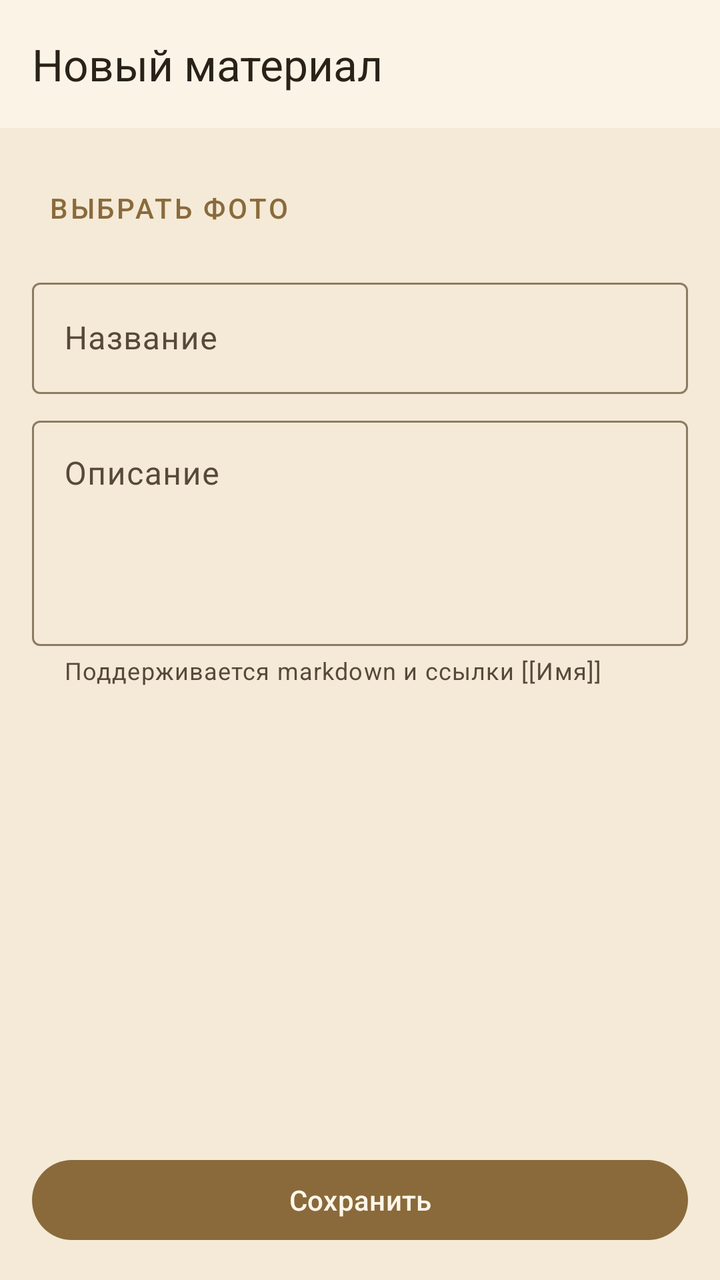
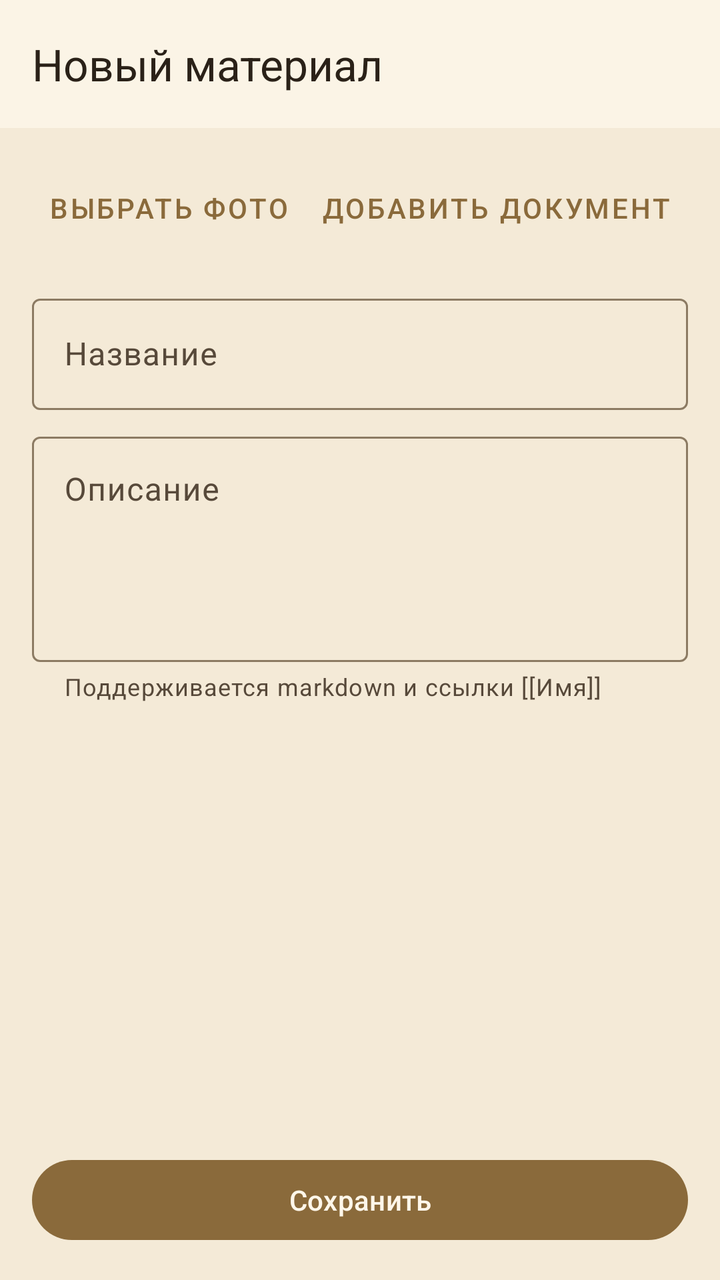

The first picture is an Android layout as it rendered before a commit; the second is the same layout after the commit. The layout source and the unified diff follow.
<!-- AndroidManifest.xml: application theme Theme.DnDMemory -->
<!-- res/layout/activity_material_edit.xml -->
<?xml version="1.0" encoding="utf-8"?>
<LinearLayout xmlns:android="http://schemas.android.com/apk/res/android"
    xmlns:app="http://schemas.android.com/apk/res-auto"
    android:layout_width="match_parent"
    android:layout_height="match_parent"
    android:orientation="vertical">

    <com.google.android.material.appbar.MaterialToolbar
        android:id="@+id/material_toolbar"
        style="@style/Widget.DnDMemory.Toolbar"
        android:layout_width="match_parent"
        android:layout_height="?attr/actionBarSize"
        app:title="@string/material_edit_title_new" />

    <androidx.core.widget.NestedScrollView
        android:layout_width="match_parent"
        android:layout_height="0dp"
        android:layout_weight="1">

        <LinearLayout
            android:layout_width="match_parent"
            android:layout_height="wrap_content"
            android:orientation="vertical"
            android:padding="16dp">

            <ImageView
                android:id="@+id/material_photo"
                android:layout_width="match_parent"
                android:layout_height="220dp"
                android:background="@color/colorSurfaceVariant"
                android:contentDescription="@string/material_photo"
                android:scaleType="centerCrop"
                android:visibility="gone" />

            <LinearLayout
                android:layout_width="match_parent"
                android:layout_height="wrap_content"
                android:orientation="horizontal">

                <com.google.android.material.button.MaterialButton
                    android:id="@+id/material_photo_pick"
                    style="@style/Widget.MaterialComponents.Button.TextButton"
                    android:layout_width="wrap_content"
                    android:layout_height="wrap_content"
                    android:text="@string/entity_photo_pick" />

                <com.google.android.material.button.MaterialButton
                    android:id="@+id/material_photo_clear"
                    style="@style/Widget.MaterialComponents.Button.TextButton"
                    android:layout_width="wrap_content"
                    android:layout_height="wrap_content"
                    android:text="@string/entity_photo_clear"
                    android:visibility="gone" />
            </LinearLayout>

            <com.google.android.material.textfield.TextInputLayout
                android:layout_width="match_parent"
                android:layout_height="wrap_content"
                android:layout_marginTop="8dp"
                android:hint="@string/material_name">

                <com.google.android.material.textfield.TextInputEditText
                    android:id="@+id/material_name_input"
                    android:layout_width="match_parent"
                    android:layout_height="wrap_content"
                    android:inputType="textCapSentences"
                    android:maxLines="2" />
            </com.google.android.material.textfield.TextInputLayout>

            <com.google.android.material.textfield.TextInputLayout
                android:layout_width="match_parent"
                android:layout_height="wrap_content"
                android:layout_marginTop="8dp"
                android:hint="@string/material_description"
                app:helperText="@string/entity_edit_description_hint">

                <com.google.android.material.textfield.TextInputEditText
                    android:id="@+id/material_description_input"
                    android:layout_width="match_parent"
                    android:layout_height="wrap_content"
                    android:gravity="top"
                    android:inputType="textMultiLine|textCapSentences"
                    android:minLines="4" />
            </com.google.android.material.textfield.TextInputLayout>

            <com.google.android.material.button.MaterialButton
                android:id="@+id/material_delete"
                style="@style/Widget.MaterialComponents.Button.TextButton"
                android:layout_width="wrap_content"
                android:layout_height="wrap_content"
                android:layout_marginTop="8dp"
                android:text="@string/action_delete"
                android:textColor="@color/colorError"
                android:visibility="gone" />
        </LinearLayout>
    </androidx.core.widget.NestedScrollView>

    <com.google.android.material.button.MaterialButton
        android:id="@+id/material_save"
        android:layout_width="match_parent"
        android:layout_height="wrap_content"
        android:layout_margin="16dp"
        android:text="@string/action_save" />

    <ProgressBar
        android:id="@+id/material_progress"
        android:layout_width="wrap_content"
        android:layout_height="wrap_content"
        android:layout_gravity="center"
        android:visibility="gone" />
</LinearLayout>
<!-- resources referenced by this layout -->
<resources>
  <color name="colorError">#A3231C</color>
  <color name="colorSurfaceVariant">#EEE0C6</color>
  <string name="action_delete">Удалить</string>
  <string name="action_save">Сохранить</string>
  <string name="entity_edit_description_hint">Поддерживается markdown и ссылки [[Имя]]</string>
  <string name="entity_photo_clear">Убрать</string>
  <string name="entity_photo_pick">Выбрать фото</string>
  <string name="material_description">Описание</string>
  <string name="material_edit_title_new">Новый материал</string>
  <string name="material_name">Название</string>
  <string name="material_photo">Фото материала</string>
  <style name="Widget.DnDMemory.Toolbar" parent="Widget.Material3.Toolbar">
          <item name="android:background">?attr/colorSurface</item>
          <item name="titleTextColor">?attr/colorOnSurface</item>
      </style>
  <style name="Theme.DnDMemory" parent="Theme.Material3.DayNight.NoActionBar">
          <item name="colorPrimary">@color/colorPrimary</item>
          <item name="colorPrimaryDark">@color/colorPrimaryDark</item>
          <item name="colorOnPrimary">@color/colorOnPrimary</item>
          <item name="colorPrimaryContainer">@color/colorPrimaryContainer</item>
          <item name="colorOnPrimaryContainer">@color/colorOnPrimaryContainer</item>
          <item name="colorSecondary">@color/colorSecondary</item>
          <item name="colorOnSecondary">@color/colorOnSecondary</item>
          <item name="colorSurface">@color/colorSurface</item>
          <item name="colorOnSurface">@color/colorOnSurface</item>
          <item name="colorSurfaceVariant">@color/colorSurfaceVariant</item>
          <item name="colorOnSurfaceVariant">@color/colorOnSurfaceVariant</item>
          <item name="android:colorBackground">@color/colorBackground</item>
          <item name="colorOnBackground">@color/colorOnBackground</item>
          <item name="colorError">@color/colorError</item>
          <item name="colorOnError">@color/colorOnError</item>
          <item name="colorOutline">@color/colorOutline</item>
          <item name="android:statusBarColor">@color/colorPrimaryDark</item>
          <item name="android:navigationBarColor">@color/colorBackground</item>
          <item name="android:windowBackground">@color/colorBackground</item>
      </style>
  <color name="colorPrimary">#8A6A3B</color>
  <color name="colorPrimaryDark">#5E4525</color>
  <color name="colorOnPrimary">#FFF7EA</color>
  <color name="colorPrimaryContainer">#EBDCC2</color>
  <color name="colorOnPrimaryContainer">#3A2A14</color>
  <color name="colorSecondary">#B98B2E</color>
  <color name="colorOnSecondary">#FFF8EA</color>
  <color name="colorSurface">#FBF4E6</color>
  <color name="colorOnSurface">#2A2118</color>
  <color name="colorOnSurfaceVariant">#57493A</color>
  <color name="colorBackground">#F4EAD7</color>
  <color name="colorOnBackground">#2A2118</color>
  <color name="colorOnError">#FFFFFF</color>
  <color name="colorOutline">#8C7B63</color>
</resources>

<!-- the commit's change to res/layout/activity_material_edit.xml (unified diff, before → after) -->
@@ -45,6 +45,13 @@
                     android:text="@string/entity_photo_pick" />
 
                 <com.google.android.material.button.MaterialButton
+                    android:id="@+id/material_file_document"
+                    style="@style/Widget.MaterialComponents.Button.TextButton"
+                    android:layout_width="wrap_content"
+                    android:layout_height="wrap_content"
+                    android:text="@string/file_add_document" />
+
+                <com.google.android.material.button.MaterialButton
                     android:id="@+id/material_photo_clear"
                     style="@style/Widget.MaterialComponents.Button.TextButton"
                     android:layout_width="wrap_content"
@@ -52,6 +59,13 @@
                     android:text="@string/entity_photo_clear"
                     android:visibility="gone" />
             </LinearLayout>
+
+            <LinearLayout
+                android:id="@+id/material_files"
+                android:layout_width="match_parent"
+                android:layout_height="wrap_content"
+                android:layout_marginTop="8dp"
+                android:orientation="vertical" />
 
             <com.google.android.material.textfield.TextInputLayout
                 android:layout_width="match_parent"
<!-- resource entries referenced after the edit -->
@@ -7,6 +7,7 @@
   <string name="entity_edit_description_hint">Поддерживается markdown и ссылки [[Имя]]</string>
   <string name="entity_photo_clear">Убрать</string>
   <string name="entity_photo_pick">Выбрать фото</string>
+  <string name="file_add_document">Добавить документ</string>
   <string name="material_description">Описание</string>
   <string name="material_edit_title_new">Новый материал</string>
   <string name="material_name">Название</string>
